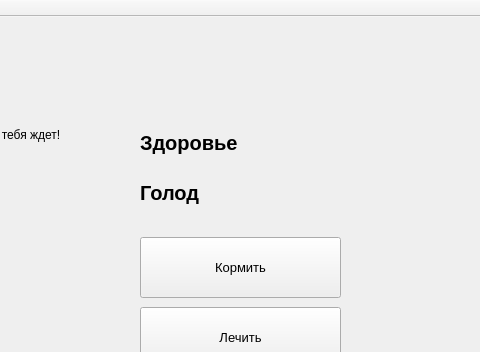
Before: the Qt Designer form mainwindow.ui in artempal/tamagotchi, drawn with Qt 5; both pictures show x 290 to 770 and y 0 to 352 of the 864 by 647 pixel window.
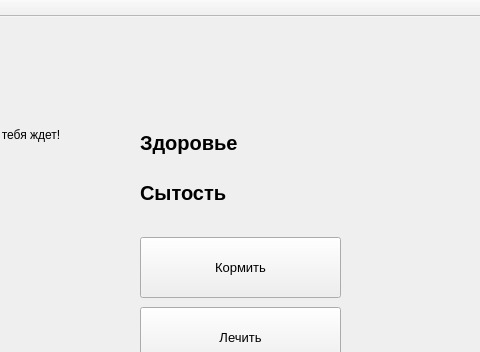
After: the same form once the commit is applied. The open tabs and pages were chosen to show the change.

Commit message: замена голода на сытость

```diff
--- a/mainwindow.ui
+++ b/mainwindow.ui
@@ -137,7 +137,7 @@
        </font>
       </property>
       <property name="text">
-       <string>Голод </string>
+       <string>Сытость</string>
       </property>
      </widget>
      <widget class="QPushButton" name="feed_btn">
```
Left out of the diff: 2 changed lines with no effect on the pictures.
